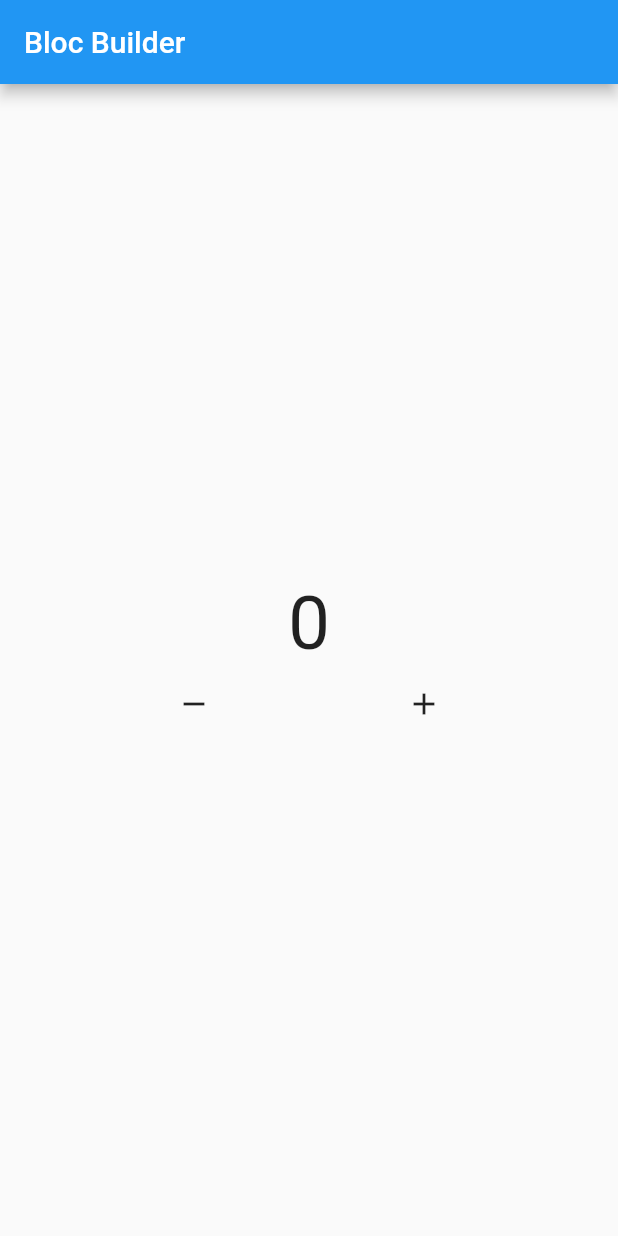
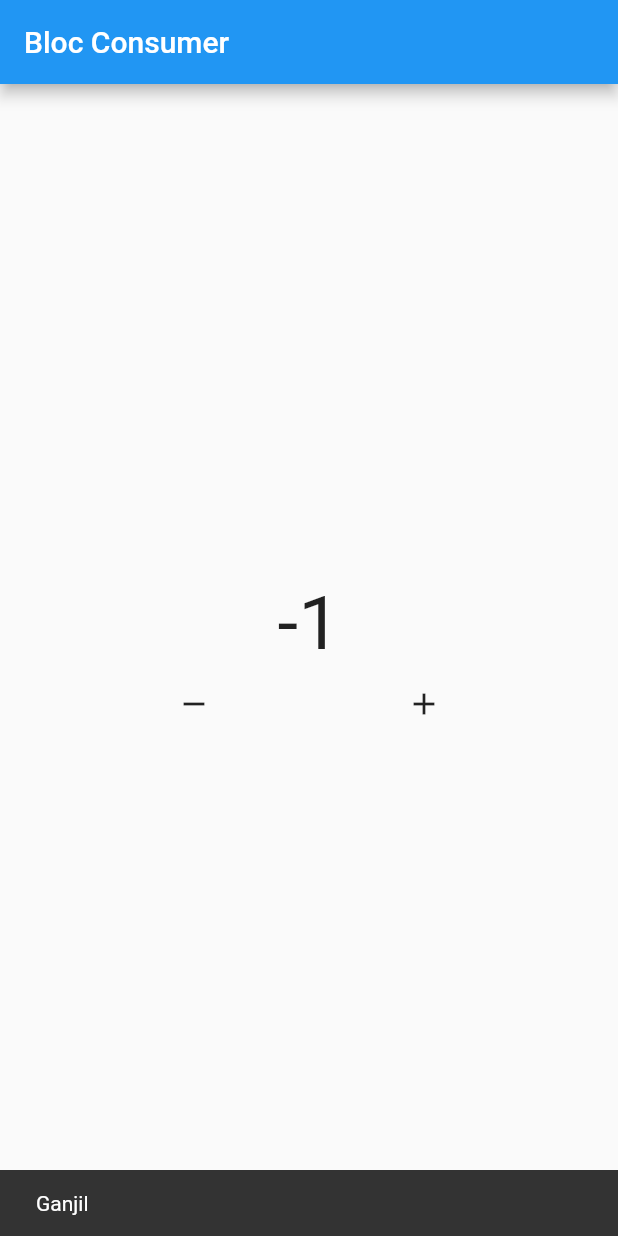
Before and after one commit to mrizkiid/git-bloc, a Flutter app: the screen it shows after launch, after a tap on the "remove" icon, on a phone screen of 412 x 824 dp. Run offline on Flutter 3.47's test engine with Material 2 defaults, Android fonts, the phone set to English and light mode, and no system bars; our stand-ins replace bloc, flutter_bloc.

Commit message:
menambahkan bloc listener dan consumer

```diff
--- /dev/null
+++ b/learnbloc/lib/bloc_consumer/kuldi_consumer.dart
@@ -0,0 +1,48 @@
+import 'package:flutter/material.dart';
+import 'package:flutter_bloc/flutter_bloc.dart';
+import 'package:learnbloc/kuldi_bloc_builder/counter.dart';
+
+class BlocConsumerKuldi extends StatelessWidget {
+  // const BlocListener({Key? key}) : super(key: key);
+  Counter mycounter = Counter();
+
+  @override
+  Widget build(BuildContext context) {
+    return Scaffold(
+      appBar: AppBar(
+        title: const Text("Bloc Consumer"),
+      ),
+      body: Column(mainAxisAlignment: MainAxisAlignment.center, children: [
+        BlocConsumer<Counter, int>(
+            bloc: mycounter,
+            builder: (context, state) {
+              return Text(
+                '$state',
+                style: const TextStyle(fontSize: 50),
+              );
+            },
+            listener: (context, state) {
+              if (state % 2 == 1) {
+                ScaffoldMessenger.of(context).showSnackBar(const SnackBar(
+                    content: Text('Ganjil'), duration: Duration(seconds: 1)));
+              }
+            }),
+        Row(
+          mainAxisAlignment: MainAxisAlignment.spaceEvenly,
+          children: [
+            IconButton(
+                onPressed: () {
+                  mycounter.kurang();
+                },
+                icon: const Icon(Icons.remove)),
+            IconButton(
+                onPressed: () {
+                  mycounter.tambah();
+                },
+                icon: const Icon(Icons.add))
+          ],
+        )
+      ]),
+    );
+  }
+}
--- a/learnbloc/lib/kuldi_bloc_builder/kuldi_bloc.dart
+++ b/learnbloc/lib/kuldi_bloc_builder/kuldi_bloc.dart
@@ -21,7 +21,7 @@ class KuldiBlocBuilder extends StatelessWidget {
               if (current % 2 == 0) {
                 return true;
               } else {
-                false;
+                return false;
               }
             },
             builder: (context, state) {
@@ -31,6 +31,7 @@ class KuldiBlocBuilder extends StatelessWidget {
               );
             },
           ),
+
           // StreamBuilder(
           //   initialData: mycounter.init,
           //   stream: mycounter.stream,
--- a/learnbloc/lib/main.dart
+++ b/learnbloc/lib/main.dart
@@ -1,4 +1,6 @@
 import 'package:flutter/material.dart';
+import 'package:learnbloc/bloc_consumer/kuldi_consumer.dart';
+import 'package:learnbloc/bloc_listener/kuldi_bloc_listener.dart';
 import 'package:learnbloc/erico/bloc_erico.dart';
 import 'package:learnbloc/kuldi_basic_cubit/basic_cubit.dart';
 import 'package:learnbloc/kuldi_bloc_builder/kuldi_bloc.dart';
@@ -14,10 +16,13 @@ class MyApp extends StatelessWidget {
   @override
   Widget build(BuildContext context) {
     return MaterialApp(
-        debugShowCheckedModeBanner: false,
-        // home: EricoBloc()
-        // home: KuldiStream()
-        // home: BasicCubit()
-        home: KuldiBlocBuilder());
+      debugShowCheckedModeBanner: false,
+      // home: EricoBloc()
+      // home: KuldiStream()
+      // home: BasicCubit()
+      // home: KuldiBlocBuilder()
+      // home: BlocListenerKuldi()
+      home: BlocConsumerKuldi(),
+    );
   }
 }
```
Also changed, not shown: learnbloc/lib/bloc_listener/kuldi_bloc_listener.dart (added, +58 -0 lines).
